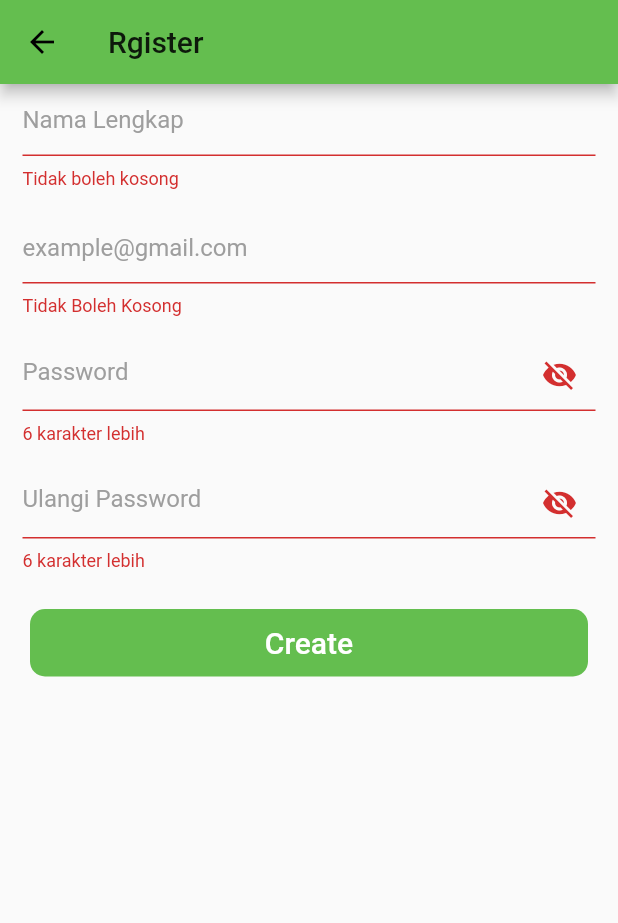
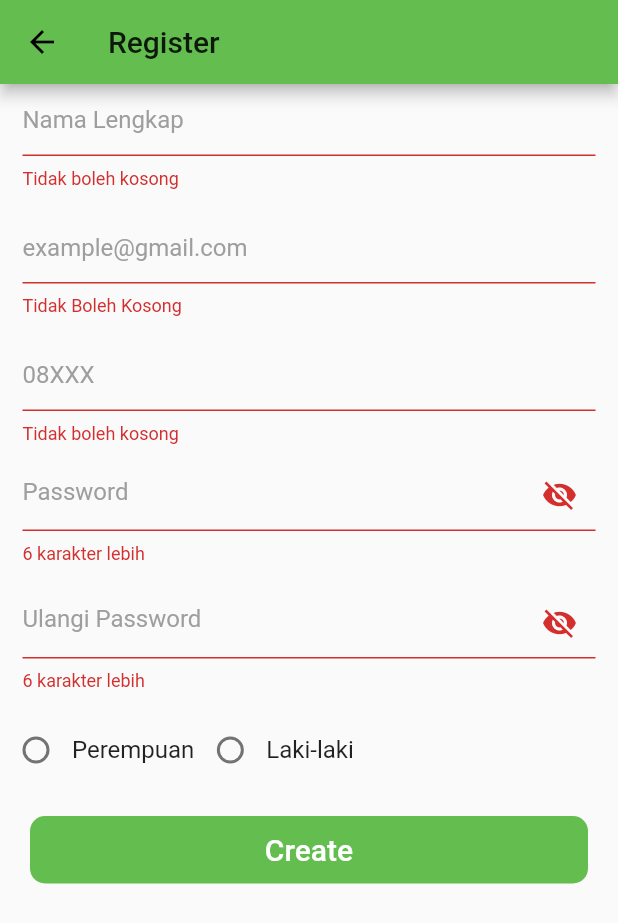
Before and after one commit to mjterrs20/hallodoc, a Flutter app: the RegisterPage screen opened by its route, after a tap on "Create", on a phone screen of 412 x 824 dp. Shown: the top 923 px of the screen. Run offline on Flutter 3.47's test engine with Material 2 defaults, Android fonts, the phone set to English and light mode, and no system bars; our stand-ins replace dio, flutter_spinkit, shared_preferences; accounts and stored records are empty; Roboto replaces fonts that are missing (Comfortaa).

Commit message:
register final

```diff
--- a/lib/pages/register/register.dart
+++ b/lib/pages/register/register.dart
@@ -14,16 +14,32 @@ class RegisterPage extends StatefulWidget {
 
 class _RegisterPageState extends State<RegisterPage> {
   final _formKey = GlobalKey<FormState>();
-  bool _obscurePassword = true, _obscureCPassword = true;
+  String jenisKelamin = '';
+  int selectedRadioJenKel;
+  bool _obscurePassword = true,
+      _obscureCPassword = true,
+      checkJenisKelamin = true;
 
   TextEditingController nameController = TextEditingController();
   TextEditingController emailController = TextEditingController();
   TextEditingController passwordController = TextEditingController();
   TextEditingController cPasswordController = TextEditingController();
+  TextEditingController phoneController = TextEditingController();
 
   @override
   void initState() {
     super.initState();
+  }
+
+  setSelectedJenKel(int val) {
+    setState(() {
+      selectedRadioJenKel = val;
+      if (val == 1) {
+        jenisKelamin = "laki-laki";
+      } else {
+        jenisKelamin = "perempuan";
+      }
+    });
   }
 
   outFocus() {
@@ -42,6 +58,9 @@ class _RegisterPageState extends State<RegisterPage> {
     appData.saveVariable("name", nameController.text);
     appData.saveVariable("email", emailController.text);
     appData.saveVariable("token", token);
+    appData.saveVariable("phone", phoneController.text);
+    appData.saveVariable("role", "patient");
+    appData.saveVariable("sex", jenisKelamin);
   }
 
   void createAccount() async {
@@ -53,7 +72,9 @@ class _RegisterPageState extends State<RegisterPage> {
         "name": nameController.text,
         "email": emailController.text,
         "password": passwordController.text,
-        "c_password": cPasswordController.text
+        "c_password": cPasswordController.text,
+        "phone": phoneController.text,
+        "sex": jenisKelamin,
       });
       print(response);
       var registerData = ModelRegister.fromJson(response.data);
@@ -78,12 +99,12 @@ class _RegisterPageState extends State<RegisterPage> {
             ]);
       }
     } catch (e) {
-      // ketika error
+      // When Error
       Navigator.of(context).pop();
       HallodocWidget.hallodocDialog(
           context: context,
           title: 'Gagal',
-          content: "Maaf Terjadi Kesalahan",
+          content: "Email Sudah Terpakai",
           buttons: <Widget>[
             HallodocWidget.hallodocButton(
                 buttonText: 'Ok',
@@ -98,7 +119,7 @@ class _RegisterPageState extends State<RegisterPage> {
   @override
   Widget build(BuildContext context) {
     return Scaffold(
-      appBar: AppBar(title: Text("Rgister")),
+      appBar: AppBar(title: Text("Register")),
       body: GestureDetector(
         onTap: () {
           focusScope();
@@ -157,6 +178,28 @@ class _RegisterPageState extends State<RegisterPage> {
                             return null;
                         },
                       ),
+                    ),
+                    // nomor hp
+                    Padding(
+                      padding: EdgeInsets.only(left: 15, bottom: 10, right: 15),
+                      child: TextFormField(
+                          controller: phoneController,
+                          keyboardType: TextInputType.phone,
+                          decoration: new InputDecoration(
+                              hintStyle: new TextStyle(
+                                  color: Colors.grey[500],
+                                  fontFamily: 'Comfortaa',
+                                  fontSize: 16.0),
+                              hintText: "08XXX",
+                              fillColor: Colors.white70),
+                          validator: (value) {
+                            if (value.isEmpty) {
+                              return 'Tidak boleh kosong';
+                            } else if (value.length < 10 || value.length > 12) {
+                              return 'Nomor Hp salah';
+                            }
+                            return null;
+                          }),
                     ),
                     Padding(
                       padding: const EdgeInsets.only(
@@ -228,6 +271,52 @@ class _RegisterPageState extends State<RegisterPage> {
                         obscureText: _obscureCPassword,
                       ),
                     ),
+                    // sex
+                    Padding(
+                      padding: EdgeInsets.only(bottom: 10, right: 15),
+                      child: Column(
+                        mainAxisAlignment: MainAxisAlignment.start,
+                        crossAxisAlignment: CrossAxisAlignment.start,
+                        children: <Widget>[
+                          Row(
+                            children: <Widget>[
+                              new Radio(
+                                value: 0,
+                                activeColor: Colors.red,
+                                groupValue: selectedRadioJenKel,
+                                onChanged: (val) {
+                                  setSelectedJenKel(val);
+                                },
+                              ),
+                              new Text(
+                                'Perempuan',
+                                style: new TextStyle(fontSize: 16.0),
+                              ),
+                              new Radio(
+                                value: 1,
+                                activeColor: Colors.red,
+                                groupValue: selectedRadioJenKel,
+                                onChanged: (val) {
+                                  setSelectedJenKel(val);
+                                },
+                              ),
+                              new Text(
+                                'Laki-laki',
+                                style: new TextStyle(fontSize: 16.0),
+                              ),
+                            ],
+                          ),
+                          checkJenisKelamin == true
+                              ? Container()
+                              : Padding(
+                                  padding: EdgeInsets.fromLTRB(15, 0, 15, 0),
+                                  child: Text("Harus diisi",
+                                      style: TextStyle(
+                                          color: Colors.red, fontSize: 12)),
+                                ),
+                        ],
+                      ),
+                    ),
                     // button create account
                     Padding(
                       padding: EdgeInsets.fromLTRB(20.0, 10.0, 20.0, 10.0),
@@ -244,14 +333,20 @@ class _RegisterPageState extends State<RegisterPage> {
                             onPressed: () {
                               if (_formKey.currentState.validate()) {
                                 _formKey.currentState.save();
-                                if (passwordController.text ==
-                                    cPasswordController.text) {
-                                  // create
-                                  outFocus();
-                                  createAccount();
+                                if (selectedRadioJenKel != null) {
+                                  if (passwordController.text ==
+                                      cPasswordController.text) {
+                                    // create
+                                    outFocus();
+                                    createAccount();
+                                  }
+                                } else {
+                                  setState(() {
+                                    checkJenisKelamin = false;
+                                  });
                                 }
                               } else {
-                                // jika masih ada data yang kosong
+                                // data null
                               }
                             },
                             shape: new RoundedRectangleBorder(
```
Also changed, not shown: lib/models/ModelUser.dart (added, +123 -0 lines), lib/utils/sharedPref.dart (+23 -0 lines), lib/widget/login.dart (added, +17 -0 lines).
